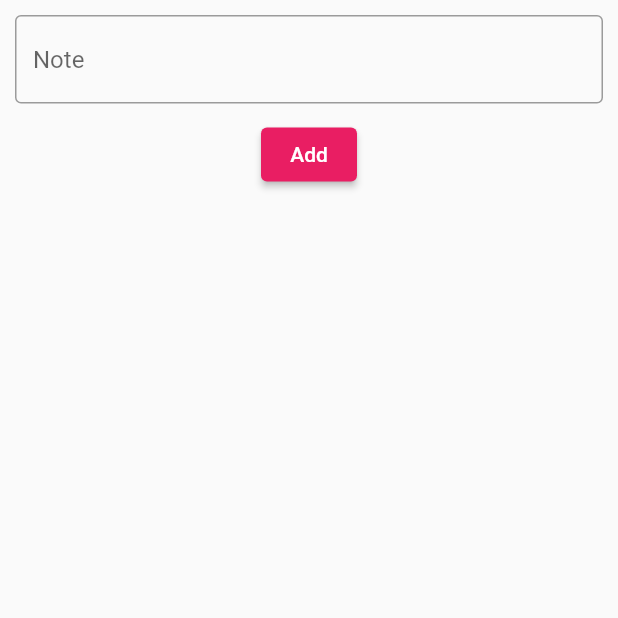
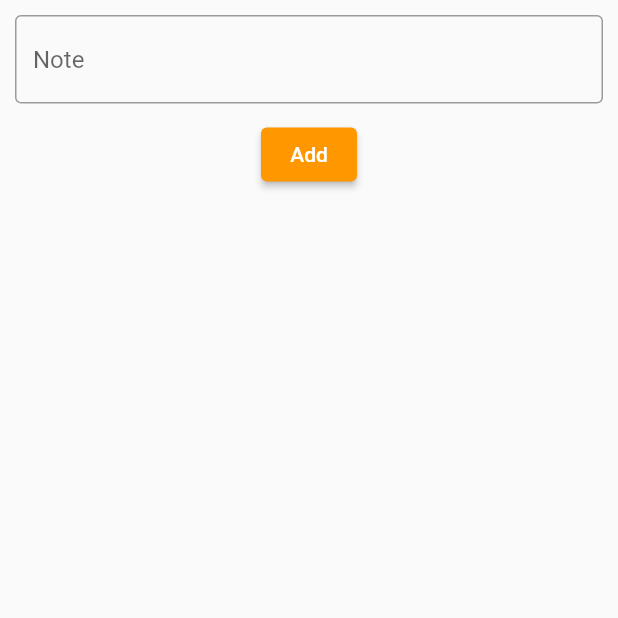
Before and after one commit to jensikhokhariya/note, a Flutter app: the screen it shows after launch, after a tap on the "add" icon, on a phone screen of 412 x 824 dp, the top half of it. Run offline on Flutter 3.47's test engine with Material 2 defaults, Android fonts, the phone set to English and light mode, and no system bars; our stand-ins replace get, sqflite; accounts and stored records are empty.

Commit message:
19-10-2022

```diff
--- a/lib/view/homescreen.dart
+++ b/lib/view/homescreen.dart
@@ -3,8 +3,6 @@ import 'package:get/get.dart';
 import 'package:get/get_core/src/get_main.dart';
 import 'package:note/controller/dbhelper.dart';
 import 'package:note/controller/homecontroller.dart';
-import 'package:note/view/notescreen.dart';
-
 class HomeScreen extends StatefulWidget {
   const HomeScreen({Key? key}) : super(key: key);
 
@@ -28,19 +26,20 @@ class _HomeScreenState extends State<HomeScreen> {
       child: Scaffold(
         appBar: AppBar(
           title: Text("NOTES"),
-          backgroundColor: Colors.pink,
+          backgroundColor: Colors.orange,
           centerTitle: true,
         ),
         body: Obx(
           () => ListView.builder(
             itemCount: homecontroller.l1.length,
             itemBuilder: (context, index) {
-              return ListTile(
+              return Card(
+                child: ListTile(
                   leading: Text("${homecontroller.l1[index]['id']}"),
                   title: Text("${homecontroller.l1[index]['note']}"),
                   trailing: SizedBox(
                     height: 70,
-                  width: 100,
+                    width: 150,
                     child: Row(
                       children: [
                         IconButton(
@@ -49,7 +48,14 @@ class _HomeScreenState extends State<HomeScreen> {
                           },
                           icon: Icon(Icons.edit,color: Colors.green.shade800,),
                         ),
+                        SizedBox(width: 10,),
+                        IconButton(
+                          onPressed: () {
+                          },
+                          icon: Icon(Icons.delete,color: Colors.red,),
+                        ),
                       ],
+                    ),
                   ),
                 ),
               );
@@ -60,7 +66,7 @@ class _HomeScreenState extends State<HomeScreen> {
           onPressed: () {
             Get.toNamed('/home');
           },
-          backgroundColor: Colors.pink,
+          backgroundColor: Colors.orange,
           child: Icon(Icons.add),
         ),
       ),
--- a/lib/view/notescreen.dart
+++ b/lib/view/notescreen.dart
@@ -46,7 +46,7 @@ class _NotescreenState extends State<Notescreen> {
                   Get.back();
                 },
                 child: Text("Add"),
-                style: ElevatedButton.styleFrom(backgroundColor: Colors.pink),
+                style: ElevatedButton.styleFrom(backgroundColor: Colors.orange),
               ),
             ],
           ),
```
Lines whose indentation alone changed are shown as unchanged.
